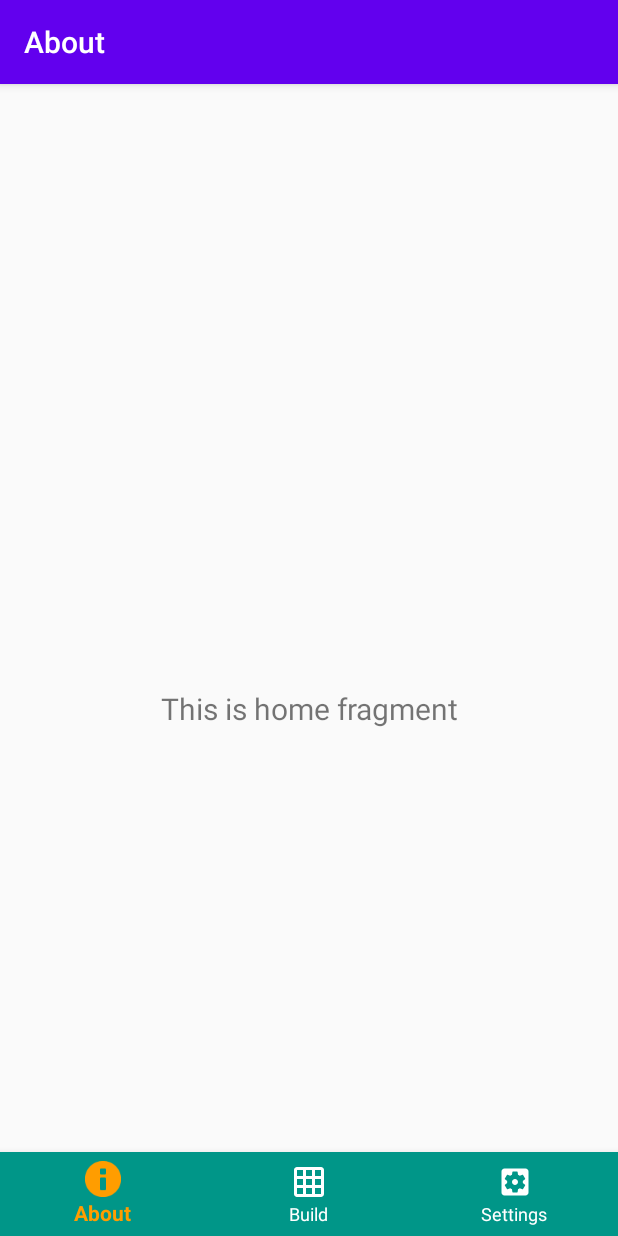
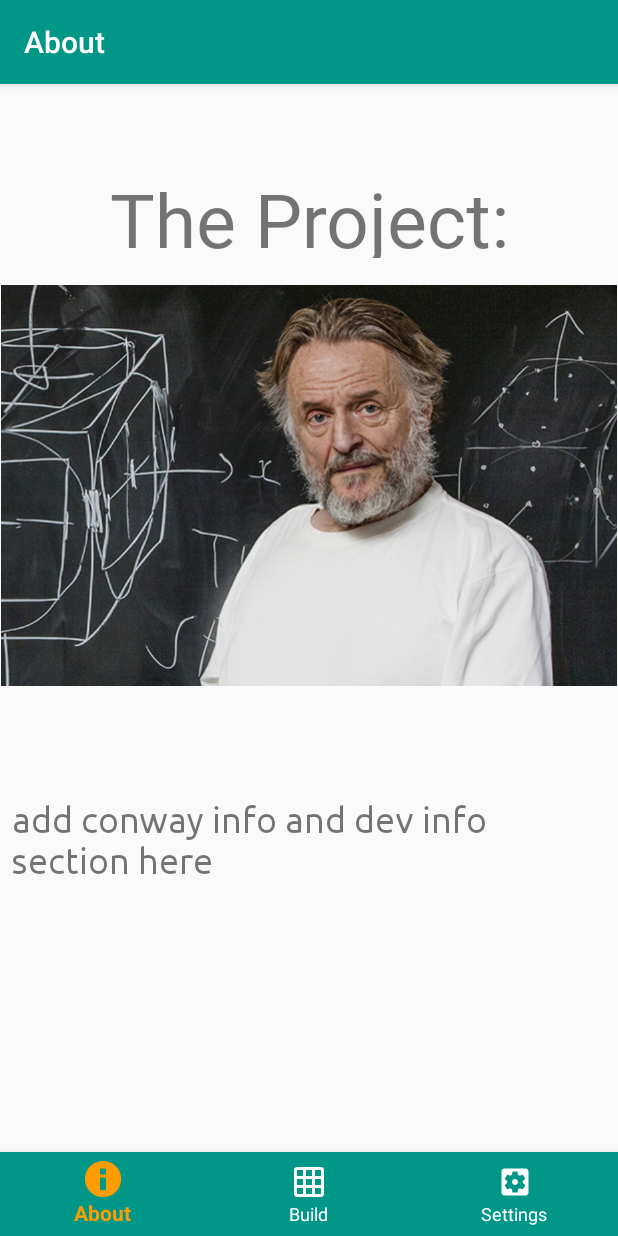
Before and after one commit to OmBhatt9/TheGameOfLife, an Android app: the screen it shows after launch (MenuActivity), on a phone screen of 412 x 824 dp. Run offline under Robolectric (Android 15) with nearby library versions, the phone set to English and light mode, and no system bars; our stand-ins replace navigation-ui.

Commit message:
Added 2 font packs, added conway picture, will complete About section and start Build section next time.

```diff
--- a/app/src/main/java/com/example/thegameoflife/ui/home/HomeViewModel.java
+++ b/app/src/main/java/com/example/thegameoflife/ui/home/HomeViewModel.java
@@ -10,7 +10,7 @@ public class HomeViewModel extends ViewModel {
 
     public HomeViewModel() {
         mText = new MutableLiveData<>();
-        mText.setValue("This is home fragment");
+        mText.setValue("The Project:");
     }
 
     public LiveData<String> getText() {
--- a/app/src/main/java/com/example/thegameoflife/ui/ui/dashboard/DashboardViewModel.java
+++ b/app/src/main/java/com/example/thegameoflife/ui/ui/dashboard/DashboardViewModel.java
@@ -10,7 +10,7 @@ public class DashboardViewModel extends ViewModel {
 
     public DashboardViewModel() {
         mText = new MutableLiveData<>();
-        mText.setValue("This is dashboard fragment");
+        mText.setValue("This is build fragment");
     }
 
     public LiveData<String> getText() {
--- a/app/src/main/java/com/example/thegameoflife/ui/ui/home/HomeViewModel.java
+++ b/app/src/main/java/com/example/thegameoflife/ui/ui/home/HomeViewModel.java
@@ -10,7 +10,7 @@ public class HomeViewModel extends ViewModel {
 
     public HomeViewModel() {
         mText = new MutableLiveData<>();
-        mText.setValue("This is home fragment");
+        mText.setValue("This is about fragment");
     }
 
     public LiveData<String> getText() {
--- a/app/src/main/java/com/example/thegameoflife/ui/ui/notifications/NotificationsViewModel.java
+++ b/app/src/main/java/com/example/thegameoflife/ui/ui/notifications/NotificationsViewModel.java
@@ -10,7 +10,7 @@ public class NotificationsViewModel extends ViewModel {
 
     public NotificationsViewModel() {
         mText = new MutableLiveData<>();
-        mText.setValue("This is notifications fragment");
+        mText.setValue("This is settings fragment");
     }
 
     public LiveData<String> getText() {
--- a/app/src/main/res/layout/activity_splash_screen.xml
+++ b/app/src/main/res/layout/activity_splash_screen.xml
@@ -29,13 +29,14 @@
 
     <TextView
         android:id="@+id/textview1"
-        android:layout_width="match_parent"
+        android:layout_width="300dp"
         android:layout_height="match_parent"
         android:layout_below="@id/imageView"
         android:layout_centerHorizontal="true"
         android:textAlignment="center"
+        android:fontFamily="@font/amaticbold"
         android:text="If experimenters have free will, then so do elementary particles."
-        android:textSize="18sp"
+        android:textSize="28sp"
         android:typeface="sans"
         android:gravity="center_horizontal" />
 
--- a/app/src/main/res/layout/fragment_home.xml
+++ b/app/src/main/res/layout/fragment_home.xml
@@ -8,16 +8,56 @@
 
     <TextView
         android:id="@+id/text_home"
-        android:layout_width="match_parent"
-        android:layout_height="wrap_content"
+        android:layout_width="400dp"
+        android:layout_height="60dp"
         android:layout_marginStart="8dp"
-        android:layout_marginTop="8dp"
+        android:layout_marginLeft="8dp"
         android:layout_marginEnd="8dp"
+        android:fontFamily="@font/amaticbold"
+        android:gravity="center_horizontal"
+        android:text="About The App"
         android:textAlignment="center"
-        android:textSize="20sp"
+        android:textSize="50sp"
         app:layout_constraintBottom_toBottomOf="parent"
         app:layout_constraintEnd_toEndOf="parent"
+        app:layout_constraintHorizontal_bias="0.52"
         app:layout_constraintStart_toStartOf="parent"
         app:layout_constraintTop_toTopOf="parent"
-        android:gravity="center_horizontal" />
+        app:layout_constraintVertical_bias="0.0" />
+
+    <ImageView
+        android:id="@+id/conwaypic"
+        android:layout_width="wrap_content"
+        android:layout_height="wrap_content"
+        android:layout_marginTop="8dp"
+        android:layout_marginBottom="64dp"
+        android:adjustViewBounds="true"
+        android:cropToPadding="true"
+        android:src="@drawable/conwaypic"
+        app:layout_constraintBottom_toTopOf="@+id/conwayinfo"
+        app:layout_constraintEnd_toEndOf="parent"
+        app:layout_constraintStart_toStartOf="parent"
+        app:layout_constraintTop_toBottomOf="@id/text_home"
+        app:layout_constraintVertical_bias="0.0" />
+
+
+    <TextView
+        android:id="@+id/conwayinfo"
+        android:layout_width="350dp"
+        android:layout_height="250dp"
+        android:layout_marginStart="8dp"
+        android:layout_marginLeft="8dp"
+        android:layout_marginEnd="8dp"
+        android:layout_marginRight="8dp"
+        android:layout_marginBottom="32dp"
+        android:fontFamily="@font/ubuntureg"
+        android:gravity="left"
+        android:text="add conway info and dev info section here"
+        android:textSize="24sp"
+        app:layout_constraintBottom_toBottomOf="parent"
+        app:layout_constraintEnd_toEndOf="@id/text_home"
+        app:layout_constraintHorizontal_bias="0.0"
+        app:layout_constraintStart_toStartOf="parent"
+        app:layout_constraintTop_toBottomOf="@id/conwaypic"
+        app:layout_constraintVertical_bias="0.07999998" />
 </androidx.constraintlayout.widget.ConstraintLayout>
--- a/app/src/main/res/values/colors.xml
+++ b/app/src/main/res/values/colors.xml
@@ -1,6 +1,6 @@
 <?xml version="1.0" encoding="utf-8"?>
 <resources>
-    <color name="colorPrimary">#6200EE</color>
+    <color name="colorPrimary">#009688</color>
     <color name="colorPrimaryDark">#3700B3</color>
     <color name="colorAccent">#03DAC5</color>
 </resources>
--- a/app/src/main/res/values/strings.xml
+++ b/app/src/main/res/values/strings.xml
@@ -4,4 +4,5 @@
     <string name="title_home">Home</string>
     <string name="title_dashboard">Dashboard</string>
     <string name="title_notifications">Notifications</string>
+    <string name="conway_info1"></string>
 </resources>
```
Also changed, not shown: app/src/main/res/font/amatic.xml (added, +7 -0 lines), app/src/main/res/font/lane.xml (added, +7 -0 lines), app/src/main/res/font/ubuntu.xml (added, +7 -0 lines), app/src/main/res/drawable/conwaypic.png (added), app/src/main/res/font/AmaticBold.ttf (added), app/src/main/res/font/amaticregular.ttf (added), app/src/main/res/font/lanenar.ttf (added), app/src/main/res/font/laneposh.ttf (added), app/src/main/res/font/laneup.ttf (added), app/src/main/res/font/ubuntucon.ttf (added), app/src/main/res/font/ubuntureg.ttf (added).
